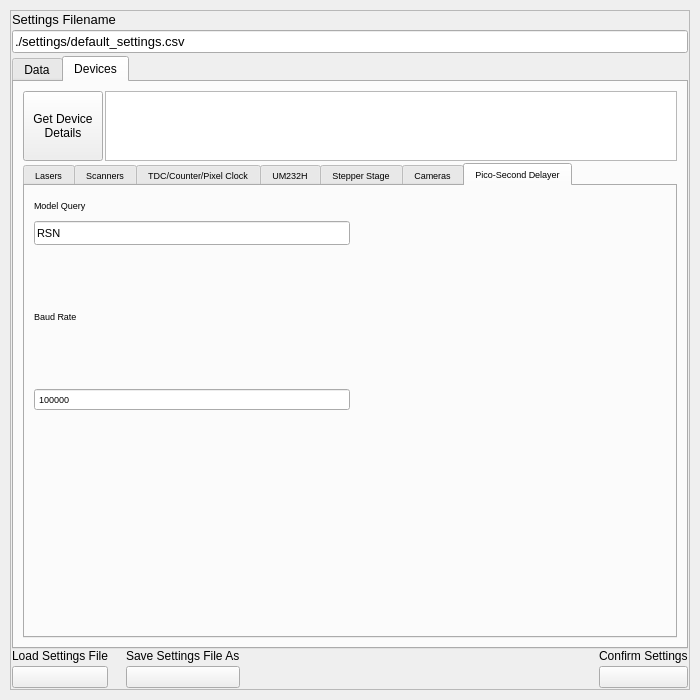
The window that gui/settingswindow.ui (Th3Tr00p3r/gSTED-sFCS) describes before a commit, drawn with Qt 5.
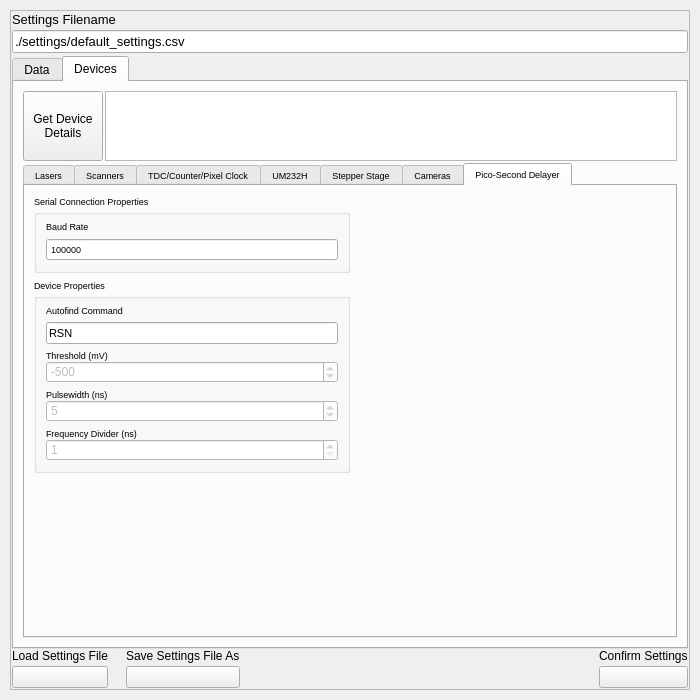
The same window after the commit. The open tabs and pages were chosen to show the change. Icons and pictures are not drawn.

What changed in the file:
```diff
--- a/gui/settingswindow.ui
+++ b/gui/settingswindow.ui
@@ -2563,76 +2563,250 @@
                <attribute name="title">
                 <string>Pico-Second Delayer</string>
                </attribute>
-               <layout class="QGridLayout" name="gridLayout_24">
+               <layout class="QGridLayout" name="gridLayout_25">
                 <item row="0" column="0">
-                 <layout class="QVBoxLayout" name="verticalLayout_17">
+                 <layout class="QVBoxLayout" name="verticalLayout_22">
                   <item>
-                   <layout class="QVBoxLayout" name="verticalLayout_35">
-                    <item>
-                     <widget class="QLabel" name="label_35">
-                      <property name="sizePolicy">
-                       <sizepolicy hsizetype="Expanding" vsizetype="Expanding">
-                        <horstretch>0</horstretch>
-                        <verstretch>0</verstretch>
-                       </sizepolicy>
-                      </property>
-                      <property name="maximumSize">
-                       <size>
-                        <width>999999</width>
-                        <height>20</height>
-                       </size>
-                      </property>
-                      <property name="text">
-                       <string>Model Query</string>
-                      </property>
-                     </widget>
-                    </item>
-                    <item>
-                     <widget class="QLineEdit" name="psdModelQuery">
-                      <property name="enabled">
-                       <bool>true</bool>
-                      </property>
-                      <property name="maximumSize">
-                       <size>
-                        <width>999</width>
-                        <height>24</height>
-                       </size>
-                      </property>
-                      <property name="font">
-                       <font>
-                        <pointsize>8</pointsize>
-                       </font>
-                      </property>
-                      <property name="text">
-                       <string>RSN</string>
-                      </property>
-                     </widget>
-                    </item>
-                   </layout>
+                   <widget class="QGroupBox" name="groupBox_13">
+                    <property name="title">
+                     <string>Serial Connection Properties</string>
+                    </property>
+                    <layout class="QGridLayout" name="gridLayout_24">
+                     <item row="0" column="0">
+                      <layout class="QVBoxLayout" name="verticalLayout_103" stretch="1,10">
+                       <item>
+                        <widget class="QLabel" name="label_91">
+                         <property name="text">
+                          <string>Baud Rate</string>
+                         </property>
+                        </widget>
+                       </item>
+                       <item>
+                        <widget class="QSpinBox" name="psdBaudRate">
+                         <property name="buttonSymbols">
+                          <enum>QAbstractSpinBox::NoButtons</enum>
+                         </property>
+                         <property name="maximum">
+                          <number>999999999</number>
+                         </property>
+                         <property name="value">
+                          <number>115200</number>
+                         </property>
+                        </widget>
+                       </item>
+                      </layout>
+                     </item>
+                    </layout>
+                   </widget>
                   </item>
                   <item>
-                   <layout class="QVBoxLayout" name="verticalLayout_103" stretch="1,10">
-                    <item>
-                     <widget class="QLabel" name="label_91">
-                      <property name="text">
-                       <string>Baud Rate</string>
-                      </property>
-                     </widget>
-                    </item>
-                    <item>
-                     <widget class="QSpinBox" name="psdBaudRate">
-                      <property name="buttonSymbols">
-                       <enum>QAbstractSpinBox::NoButtons</enum>
-                      </property>
-                      <property name="maximum">
-                       <number>999999999</number>
-                      </property>
-                      <property name="value">
-                       <number>115200</number>
-                      </property>
-                     </widget>
-                    </item>
-                   </layout>
+                   <widget class="QGroupBox" name="groupBox_18">
+                    <property name="title">
+                     <string>Device Properties</string>
+                    </property>
+                    <layout class="QVBoxLayout" name="verticalLayout_17">
+                     <item>
+                      <layout class="QVBoxLayout" name="verticalLayout_35">
+                       <item>
+                        <widget class="QLabel" name="label_35">
+                         <property name="sizePolicy">
+                          <sizepolicy hsizetype="Expanding" vsizetype="Expanding">
+                           <horstretch>0</horstretch>
+                           <verstretch>0</verstretch>
+                          </sizepolicy>
+                         </property>
+                         <property name="maximumSize">
+                          <size>
+                           <width>999999</width>
+                           <height>20</height>
+                          </size>
+                         </property>
+                         <property name="text">
+                          <string>Autofind Command</string>
+                         </property>
+                        </widget>
+                       </item>
+                       <item>
+                        <widget class="QLineEdit" name="psdModelQuery">
+                         <property name="enabled">
+                          <bool>true</bool>
+                         </property>
+                         <property name="maximumSize">
+                          <size>
+                           <width>999</width>
+                           <height>24</height>
+                          </size>
+                         </property>
+                         <property name="font">
+                          <font>
+                           <pointsize>8</pointsize>
+                          </font>
+                         </property>
+                         <property name="text">
+                          <string>RSN</string>
+                         </property>
+                        </widget>
+                       </item>
+                      </layout>
+                     </item>
+                     <item>
+                      <layout class="QVBoxLayout" name="verticalLayout_100">
+                       <property name="spacing">
+                        <number>0</number>
+                       </property>
+                       <item>
+                        <widget class="QLabel" name="label_88">
+                         <property name="minimumSize">
+                          <size>
+                           <width>60</width>
+                           <height>0</height>
+                          </size>
+                         </property>
+                         <property name="font">
+                          <font>
+                           <pointsize>7</pointsize>
+                          </font>
+                         </property>
+                         <property name="text">
+                          <string>Threshold (mV)</string>
+                         </property>
+                        </widget>
+                       </item>
+                       <item>
+                        <widget class="QSpinBox" name="psdThreshold_mV">
+                         <property name="enabled">
+                          <bool>false</bool>
+                         </property>
+                         <property name="styleSheet">
+                          <string notr="true">background-color: rgb(255, 255, 255);</string>
+                         </property>
+                         <property name="readOnly">
+                          <bool>false</bool>
+                         </property>
+                         <property name="buttonSymbols">
+                          <enum>QAbstractSpinBox::UpDownArrows</enum>
+                         </property>
+                         <property name="minimum">
+                          <number>-2000</number>
+                         </property>
+                         <property name="maximum">
+                          <number>2000</number>
+                         </property>
+                         <property name="singleStep">
+                          <number>10</number>
+                         </property>
+                         <property name="value">
+                          <number>-500</number>
+                         </property>
+                        </widget>
+                       </item>
+                      </layout>
+                     </item>
+                     <item>
+                      <layout class="QVBoxLayout" name="verticalLayout_104">
+                       <property name="spacing">
+                        <number>0</number>
+                       </property>
+                       <item>
+                        <widget class="QLabel" name="label_92">
+                         <property name="minimumSize">
+                          <size>
+                           <width>60</width>
+                           <height>0</height>
+                          </size>
+                         </property>
+                         <property name="font">
+                          <font>
+                           <pointsize>7</pointsize>
+                          </font>
+                         </property>
+                         <property name="text">
+                          <string>Pulsewidth (ns)</string>
+                         </property>
+                        </widget>
+                       </item>
+                       <item>
+                        <widget class="QSpinBox" name="psdPulsewidth_ns">
+                         <property name="enabled">
+                          <bool>false</bool>
+                         </property>
+                         <property name="styleSheet">
+                          <string notr="true">background-color: rgb(255, 255, 255);</string>
+                         </property>
+                         <property name="readOnly">
+                          <bool>false</bool>
+                         </property>
+                         <property name="buttonSymbols">
+                          <enum>QAbstractSpinBox::UpDownArrows</enum>
+                         </property>
+                         <property name="minimum">
+                          <number>1</number>
+                         </property>
+                         <property name="maximum">
+                          <number>250</number>
+                         </property>
+                         <property name="singleStep">
+                          <number>10</number>
+                         </property>
+                         <property name="value">
+                          <number>5</number>
+                         </property>
+                        </widget>
+                       </item>
+                      </layout>
+                     </item>
+                     <item>
+                      <layout class="QVBoxLayout" name="verticalLayout_108">
+                       <property name="spacing">
+                        <number>0</number>
+                       </property>
+                       <item>
+                        <widget class="QLabel" name="label_93">
+                         <property name="minimumSize">
+                          <size>
+                           <width>60</width>
+                           <height>0</height>
+                          </size>
+                         </property>
+                         <property name="font">
+                          <font>
+                           <pointsize>7</pointsize>
+                          </font>
+                         </property>
+                         <property name="text">
+                          <string>Frequency Divider (ns)</string>
+                         </property>
+                        </widget>
+                       </item>
+                       <item>
+                        <widget class="QSpinBox" name="psdFreqDiv">
+                         <property name="enabled">
+                          <bool>false</bool>
+                         </property>
+                         <property name="styleSheet">
+                          <string notr="true">background-color: rgb(255, 255, 255);</string>
+                         </property>
+                         <property name="readOnly">
+                          <bool>false</bool>
+                         </property>
+                         <property name="buttonSymbols">
+                          <enum>QAbstractSpinBox::UpDownArrows</enum>
+                         </property>
+                         <property name="minimum">
+                          <number>1</number>
+                         </property>
+                         <property name="maximum">
+                          <number>999</number>
+                         </property>
+                         <property name="singleStep">
+                          <number>1</number>
+                         </property>
+                        </widget>
+                       </item>
+                      </layout>
+                     </item>
+                    </layout>
+                   </widget>
                   </item>
                  </layout>
                 </item>
```
Left out of the diff: 2 changed lines with no effect on the pictures.
